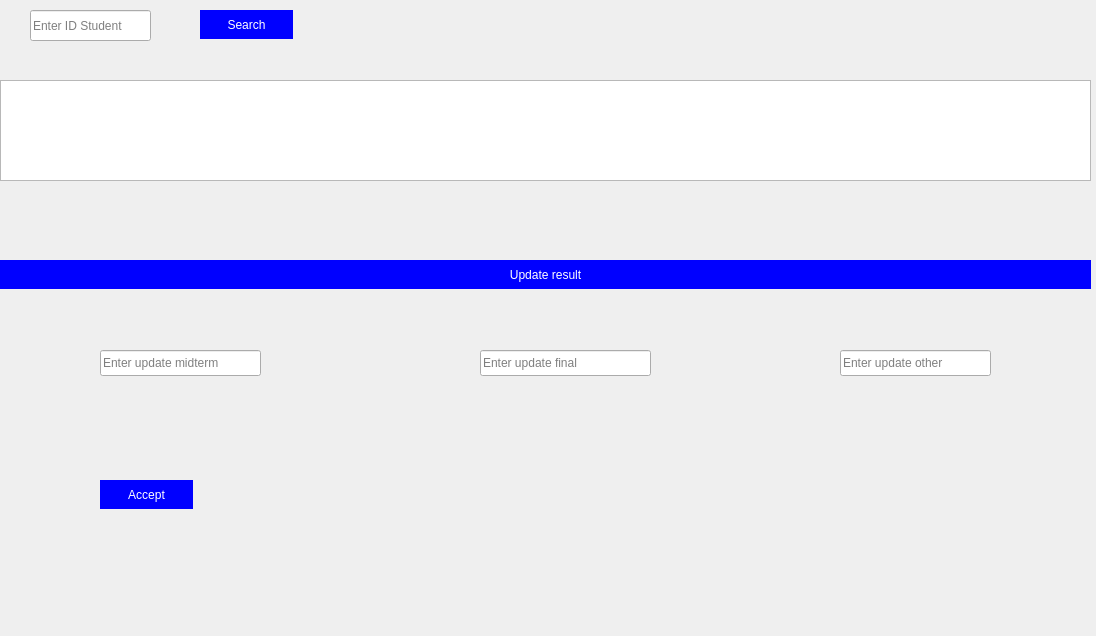
The window that LMS Qt Project/Moodle/updateStudentResult.ui (Nakuehe/Group_4) describes before a commit, drawn with Qt 5.
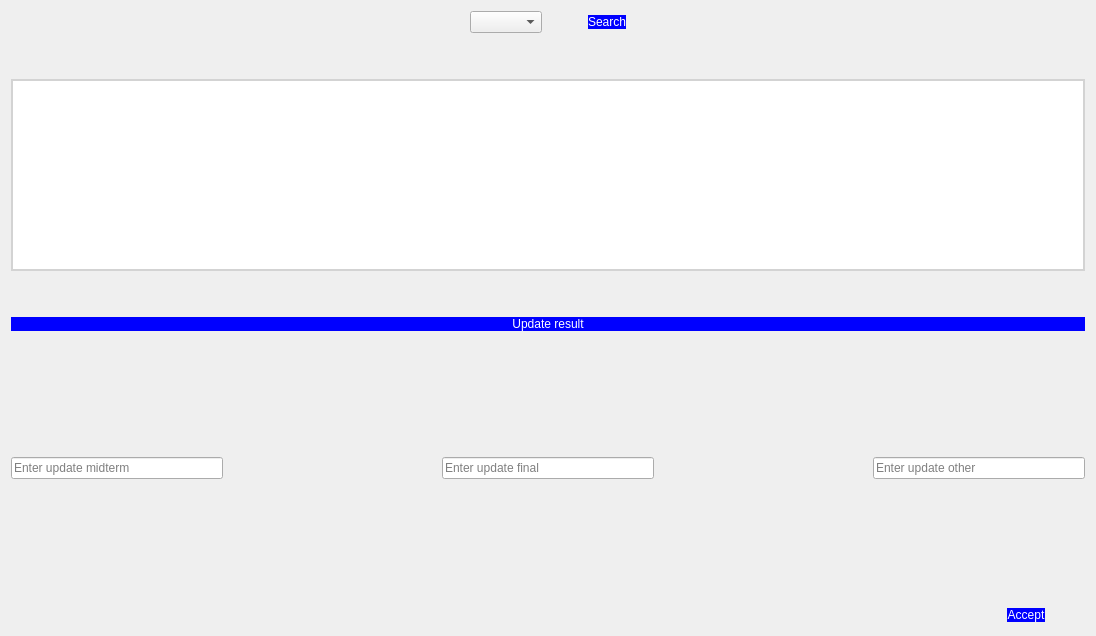
The same window after the commit.

```diff
--- a/LMS Qt Project/Moodle/updateStudentResult.ui
+++ b/LMS Qt Project/Moodle/updateStudentResult.ui
@@ -13,31 +13,45 @@
   <property name="windowTitle">
    <string>Dialog</string>
   </property>
-  <widget class="QLineEdit" name="lineEdit_idStudent">
-   <property name="geometry">
-    <rect>
-     <x>30</x>
-     <y>10</y>
-     <width>121</width>
-     <height>31</height>
-    </rect>
-   </property>
-   <property name="text">
-    <string/>
-   </property>
-   <property name="placeholderText">
-    <string>Enter ID Student</string>
-   </property>
-  </widget>
+  <layout class="QGridLayout" name="gridLayout">
+   <item row="0" column="0">
+    <layout class="QVBoxLayout" name="verticalLayout">
+     <item>
+      <layout class="QHBoxLayout" name="horizontalLayout">
+       <item>
+        <spacer name="horizontalSpacer_2">
+         <property name="orientation">
+          <enum>Qt::Horizontal</enum>
+         </property>
+         <property name="sizeHint" stdset="0">
+          <size>
+           <width>40</width>
+           <height>20</height>
+          </size>
+         </property>
+        </spacer>
+       </item>
+       <item>
+        <widget class="QComboBox" name="comboBox_idstudent"/>
+       </item>
+       <item>
+        <spacer name="horizontalSpacer">
+         <property name="orientation">
+          <enum>Qt::Horizontal</enum>
+         </property>
+         <property name="sizeType">
+          <enum>QSizePolicy::Fixed</enum>
+         </property>
+         <property name="sizeHint" stdset="0">
+          <size>
+           <width>40</width>
+           <height>20</height>
+          </size>
+         </property>
+        </spacer>
+       </item>
+       <item>
   <widget class="QPushButton" name="pushButton_Search">
-   <property name="geometry">
-    <rect>
-     <x>200</x>
-     <y>10</y>
-     <width>93</width>
-     <height>29</height>
-    </rect>
-   </property>
    <property name="styleSheet">
     <string notr="true">QPushButton
 {
@@ -56,15 +70,90 @@
     <string>Search</string>
    </property>
   </widget>
+       </item>
+       <item>
+        <spacer name="horizontalSpacer_3">
+         <property name="orientation">
+          <enum>Qt::Horizontal</enum>
+         </property>
+         <property name="sizeHint" stdset="0">
+          <size>
+           <width>40</width>
+           <height>20</height>
+          </size>
+         </property>
+        </spacer>
+       </item>
+      </layout>
+     </item>
+     <item>
+      <spacer name="verticalSpacer_2">
+       <property name="orientation">
+        <enum>Qt::Vertical</enum>
+       </property>
+       <property name="sizeType">
+        <enum>QSizePolicy::Fixed</enum>
+       </property>
+       <property name="sizeHint" stdset="0">
+        <size>
+         <width>20</width>
+         <height>40</height>
+        </size>
+       </property>
+      </spacer>
+     </item>
+     <item>
+      <widget class="QTableWidget" name="tableWidget">
+       <property name="styleSheet">
+        <string notr="true">QHeaderView {
+    font-size: 12pt;
+    font-weight: bold;
+    background-color: #FFFFFF; /* Match the table's background color */
+	gridline-color: #606060;
+}
+
+QTableCornerButton::section {
+	border: 1px solid #606060;
+	 background-color: lightgray;
+ }
+
+QHeaderView::section{
+	border: 1px solid #606060
+}
+
+QTableView {
+    border: 2px solid lightgray;
+    background-color: #FFFFFF;
+}
+
+QTableView::item{
+	border: 1px solid #606060
+}
+
+QTableView::item:selected {
+	background-color: #909090;
+}</string>
+       </property>
+      </widget>
+     </item>
+     <item>
+      <spacer name="verticalSpacer">
+       <property name="orientation">
+        <enum>Qt::Vertical</enum>
+       </property>
+       <property name="sizeType">
+        <enum>QSizePolicy::Fixed</enum>
+       </property>
+       <property name="sizeHint" stdset="0">
+        <size>
+         <width>20</width>
+         <height>40</height>
+        </size>
+       </property>
+      </spacer>
+     </item>
+     <item>
   <widget class="QPushButton" name="pushButton_2">
-   <property name="geometry">
-    <rect>
-     <x>0</x>
-     <y>260</y>
-     <width>1091</width>
-     <height>29</height>
-    </rect>
-   </property>
    <property name="styleSheet">
     <string notr="true">border : none;
    color : white;
@@ -76,54 +165,101 @@
     <string>Update result</string>
    </property>
   </widget>
+     </item>
+     <item>
+      <spacer name="verticalSpacer_3">
+       <property name="orientation">
+        <enum>Qt::Vertical</enum>
+       </property>
+       <property name="sizeHint" stdset="0">
+        <size>
+         <width>20</width>
+         <height>40</height>
+        </size>
+       </property>
+      </spacer>
+     </item>
+     <item>
+      <layout class="QHBoxLayout" name="horizontalLayout_2">
+       <item>
   <widget class="QLineEdit" name="lineEdit_mid">
-   <property name="geometry">
-    <rect>
-     <x>100</x>
-     <y>350</y>
-     <width>161</width>
-     <height>26</height>
-    </rect>
-   </property>
    <property name="placeholderText">
     <string>Enter update midterm</string>
    </property>
   </widget>
+       </item>
+       <item>
+        <spacer name="horizontalSpacer_4">
+         <property name="orientation">
+          <enum>Qt::Horizontal</enum>
+         </property>
+         <property name="sizeHint" stdset="0">
+          <size>
+           <width>40</width>
+           <height>20</height>
+          </size>
+         </property>
+        </spacer>
+       </item>
+       <item>
   <widget class="QLineEdit" name="lineEdit_final">
-   <property name="geometry">
-    <rect>
-     <x>480</x>
-     <y>350</y>
-     <width>171</width>
-     <height>26</height>
-    </rect>
-   </property>
    <property name="placeholderText">
     <string>Enter update final</string>
    </property>
   </widget>
+       </item>
+       <item>
+        <spacer name="horizontalSpacer_5">
+         <property name="orientation">
+          <enum>Qt::Horizontal</enum>
+         </property>
+         <property name="sizeHint" stdset="0">
+          <size>
+           <width>40</width>
+           <height>20</height>
+          </size>
+         </property>
+        </spacer>
+       </item>
+       <item>
   <widget class="QLineEdit" name="lineEdit_other">
-   <property name="geometry">
-    <rect>
-     <x>840</x>
-     <y>350</y>
-     <width>151</width>
-     <height>26</height>
-    </rect>
-   </property>
    <property name="placeholderText">
     <string>Enter update other </string>
    </property>
   </widget>
+       </item>
+      </layout>
+     </item>
+     <item>
+      <spacer name="verticalSpacer_4">
+       <property name="orientation">
+        <enum>Qt::Vertical</enum>
+       </property>
+       <property name="sizeHint" stdset="0">
+        <size>
+         <width>20</width>
+         <height>40</height>
+        </size>
+       </property>
+      </spacer>
+     </item>
+     <item>
+      <layout class="QHBoxLayout" name="horizontalLayout_3">
+       <item>
+        <spacer name="horizontalSpacer_6">
+         <property name="orientation">
+          <enum>Qt::Horizontal</enum>
+         </property>
+         <property name="sizeHint" stdset="0">
+          <size>
+           <width>40</width>
+           <height>20</height>
+          </size>
+         </property>
+        </spacer>
+       </item>
+       <item>
   <widget class="QPushButton" name="pushButton_Accept">
-   <property name="geometry">
-    <rect>
-     <x>100</x>
-     <y>480</y>
-     <width>93</width>
-     <height>29</height>
-    </rect>
-   </property>
    <property name="styleSheet">
     <string notr="true">QPushButton
 {
@@ -142,16 +278,28 @@
     <string>Accept</string>
    </property>
   </widget>
-  <widget class="QTableWidget" name="tableWidget">
-   <property name="geometry">
-    <rect>
-     <x>0</x>
-     <y>80</y>
-     <width>1091</width>
-     <height>101</height>
-    </rect>
-   </property>
-  </widget>
+       </item>
+       <item>
+        <spacer name="horizontalSpacer_7">
+         <property name="orientation">
+          <enum>Qt::Horizontal</enum>
+         </property>
+         <property name="sizeType">
+          <enum>QSizePolicy::Fixed</enum>
+         </property>
+         <property name="sizeHint" stdset="0">
+          <size>
+           <width>40</width>
+           <height>20</height>
+          </size>
+         </property>
+        </spacer>
+       </item>
+      </layout>
+     </item>
+    </layout>
+   </item>
+  </layout>
  </widget>
  <resources/>
  <connections/>
```
Lines whose indentation alone changed are shown as unchanged.
